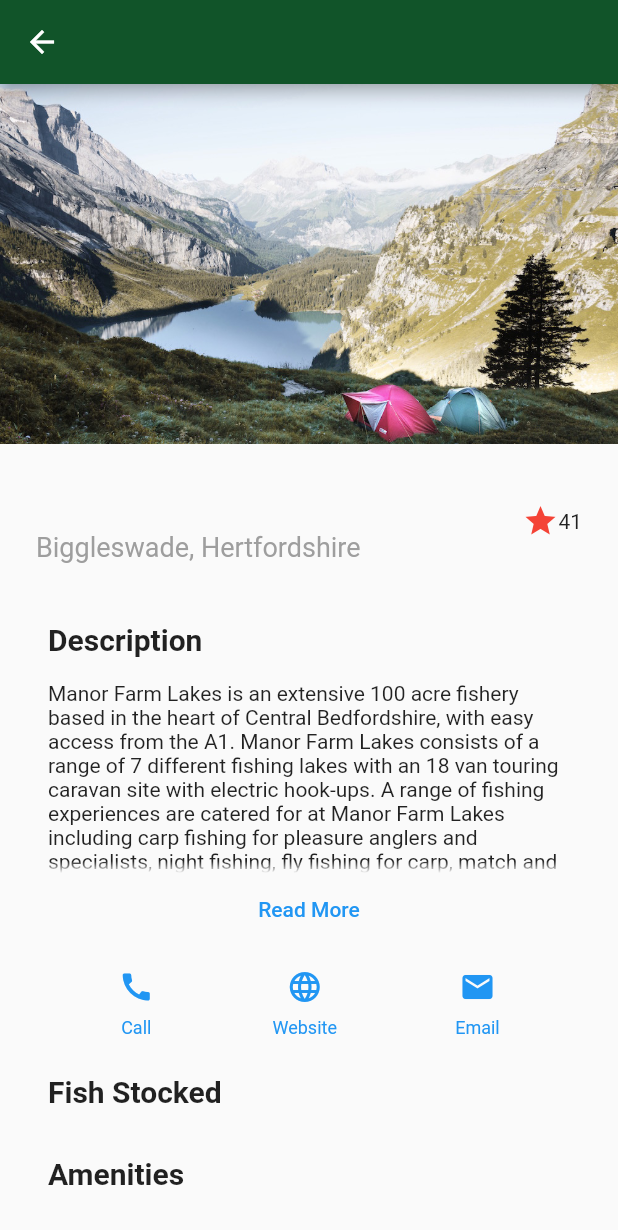
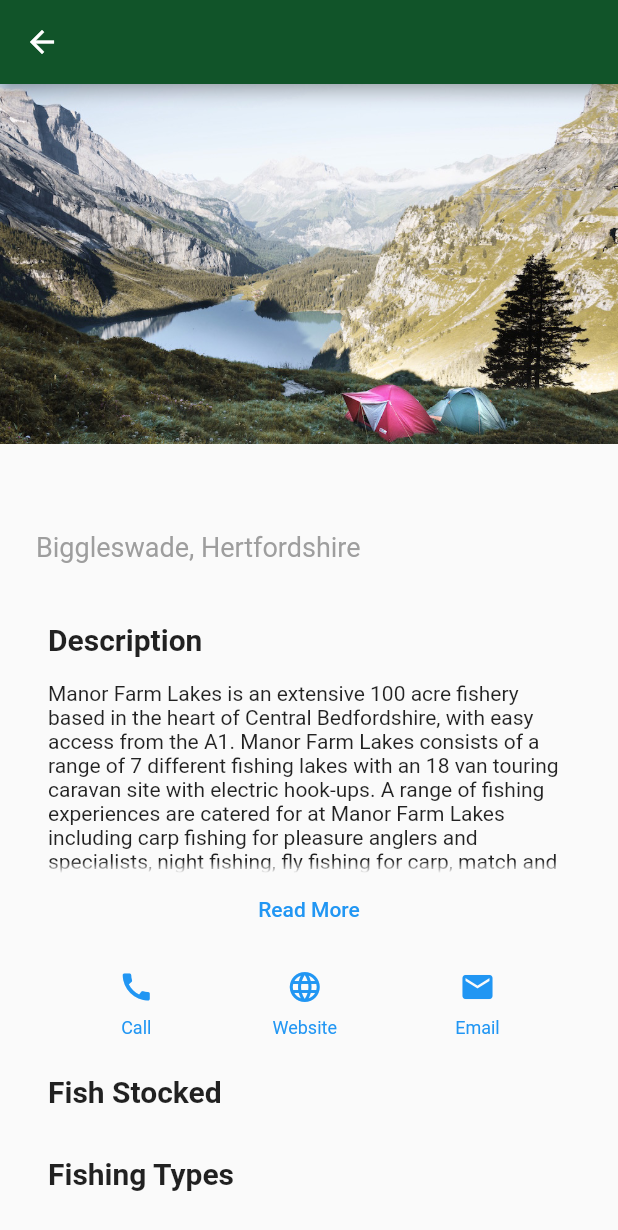
Before and after one commit to htbryant94/Fisheri, a Flutter app: the SecondRoute screen opened directly with empty values, on a phone screen of 412 x 824 dp. Shown: the top 1230 px of the screen. Run offline on Flutter 3.47's test engine with Material 2 defaults, Android fonts, the phone set to English and light mode, and no system bars; our stand-ins replace cloud_firestore, firebase_storage, google_maps_flutter; missing offline and left inert: firebase_storage_image, jaguar_serializer; accounts and stored records are empty.

Commit message:
Added GridItem Widget to build FishStocked / FishingTypes sections, general refactor of widgets in detail_screen
# Subject line ~50 characters, no more than 72 characters
#
# 72 character wrapped longer description. This should answer:
#
# * Why was this change necessary/what was the problem you were addressing
# * How does your change address the problem?
# * Are there any side effects or changes that are worth highlighting?
#
# Include any relevant links e.g revert pr's, gem pr's, trello tickets

```diff
--- a/lib/Screens/detail_screen.dart
+++ b/lib/Screens/detail_screen.dart
@@ -1,5 +1,3 @@
-import 'dart:math';
-
 import 'package:fisheri/house_colors.dart';
 import 'package:flutter/material.dart';
 import 'package:fisheri/models/fish_stock.dart';
@@ -7,19 +5,19 @@ import 'package:firebase_storage/firebase_storage.dart';
 import 'package:firebase_storage_image/firebase_storage_image.dart';
 
 class DetailScreen extends StatelessWidget {
-  DetailScreen(
-      this.descriptionExpanded, this.title, this.fishStock, this.amenities);
+  DetailScreen(this.descriptionExpanded, this.title, this.fishStock,
+      this.amenities, this.fishTypes);
 
   final bool descriptionExpanded;
   final String title;
   final List<dynamic> fishStock;
   final List<dynamic> amenities;
+  final List<dynamic> fishTypes;
 
   @override
   Widget build(BuildContext context) {
     // print('With Weight: ${fishStock.withWeight.first.isStocked}');
     // print('Crucian Carp in Stock: ${fishStock.crucianCarp}');
-    print("FISH STOCKED: $fishStock");
     return ListView(
       children: [
         _ImageCarousel('images/lake.jpg'),
@@ -27,10 +25,9 @@ class DetailScreen extends StatelessWidget {
         _DescriptionSection(descriptionExpanded),
         _ButtonSection(Colors.blue),
         SizedBox(height: 16),
-        _FishStocked(fishStock),
-        // _FishingTypes(),
-        _AmenitiesStack(amenities),
-        // _AmenitiesSection(),
+        _FishStockedSection(fishStock),
+        _FishingTypesSection(fishTypes),
+        _AmenitiesSection(amenities),
         _Tickets(),
         _OpeningHours(),
         _FishingRules(true),
@@ -82,21 +79,14 @@ class _TitleSection extends StatelessWidget {
   Widget build(BuildContext context) {
     return Container(
       padding: const EdgeInsets.all(24),
-      child: Row(
+      child: Column(
+        crossAxisAlignment: CrossAxisAlignment.start,
         children: [
-          Expanded(
-            child: Column(
-              crossAxisAlignment: CrossAxisAlignment.start,
-              children: [
-                _TitleHeader(title),
-                SizedBox(height: 8),
-                _TitleSubHeader(subtitle)
-              ],
-            ),
-          ),
-          _Favourites(50)
+          _TitleHeader(title),
+          SizedBox(height: 8),
+          _TitleSubHeader(subtitle)
         ],
-      ),
+      )
     );
   }
 }
@@ -122,22 +112,6 @@ class _TitleSubHeader extends StatelessWidget {
   Widget build(BuildContext context) {
     return Text(subtitle,
         style: TextStyle(color: Colors.grey[500], fontSize: 18));
-  }
-}
-
-class _Favourites extends StatelessWidget {
-  _Favourites(this.count);
-
-  final int count;
-
-  @override
-  Widget build(BuildContext context) {
-    return Row(
-      children: [
-        Icon(Icons.star, color: Colors.red[500]),
-        Text('41'),
-      ],
-    );
   }
 }
 
@@ -214,109 +188,27 @@ class _ButtonSection extends StatelessWidget {
   }
 }
 
-// class _OverviewSection extends StatelessWidget {
-//   _OverviewSection();
+class _GridItem extends StatelessWidget {
+  _GridItem({this.item, this.image, this.width});
 
-//   @override
-//   Widget build(BuildContext context) {
-//     Widget overviewBox = SizedBox(
-//       width: 50,
-//       height: 50,
-//       child: DecoratedBox(decoration: const BoxDecoration(color: Colors.green)),
-//     );
-
-//     Widget overviewRow = Row(
-//       children: [overviewBox, overviewBox, overviewBox, overviewBox],
-//       mainAxisAlignment: MainAxisAlignment.spaceBetween,
-//     );
-
-//     Widget overviewGrid = Column(
-//       children: [overviewRow, SizedBox(height: 32), overviewRow],
-//     );
-
-//     return Container(
-//       padding: const EdgeInsets.fromLTRB(64, 8, 64, 8),
-//       child: Column(
-//         children: [
-//           Text(
-//             'Overview',
-//             style: TextStyle(fontSize: 18, fontWeight: FontWeight.bold),
-//           ),
-//           const SizedBox(height: 16),
-//           overviewGrid
-//         ],
-//       ),
-//     );
-//   }
-// }
-
-class FishStockedGridItem2 extends StatefulWidget {
-  @override
-  State<StatefulWidget> createState() {
-    return _FishStockedGridItemState();
-  }
-}
-
-class _FishStockedGridItemState extends State<FishStockedGridItem2> {
-  String downloadURL;
+  final String item;
+  final Image image;
+  final double width;
 
   @override
   Widget build(BuildContext context) {
-    return null;
-  }
-}
-
-class _FishStockedGridItem extends StatelessWidget {
-  _FishStockedGridItem(this.fish);
-
-  final String fish;
-  String downloadURL;
-
-  @override
-  Widget build(BuildContext context) {
-    Future<String> downloadImageURL() async {
-      StorageReference ref = FirebaseStorage.instance.ref().child('fish/stock');
-      final fishURL = fish.replaceAll(" ", "_").toLowerCase();
-      final finalURL = ref.child('$fishURL.png');
-      String asyncURL = await finalURL.getDownloadURL().toString();
-      print('FINAL URL: $asyncURL');
-    }
-
-    downloadURL;
-
-    final storageURL = 'gs://fishing-finder-594f0.appspot.com/fish/stock/';
-    final storageRef = FirebaseStorage.instance.ref().child('fish/stock');
-    final fishURL = fish.replaceAll(" ", "_").toLowerCase();
-    final actualURL = "$storageURL$fishURL.png";
-    final storageImage = storageRef.child('$fishURL.png');
-    print('storage image $actualURL');
-
     return SizedBox(
-        width: 65,
-        // height: 120,
+        width: width,
         child: Column(children: [
-          AspectRatio(
-              aspectRatio: 1.0,
-              child: Image(image: FirebaseStorageImage(actualURL))),
+          AspectRatio(aspectRatio: 1.5, child: image),
           SizedBox(height: 8),
-          Text(fish, textAlign: TextAlign.center)
+          Text(item, textAlign: TextAlign.center)
         ]));
   }
 }
 
-class _AmenitiesGridItem extends StatelessWidget {
-  _AmenitiesGridItem(this.amenity);
-
-  final String amenity;
-
-  @override
-  Widget build(BuildContext context) {
-    return SizedBox(child: _Amenity(amenity));
-  }
-}
-
-class _AmenitiesStack extends StatelessWidget {
-  _AmenitiesStack(this.amenities);
+class _AmenitiesSection extends StatelessWidget {
+  _AmenitiesSection(this.amenities);
 
   final List<dynamic> amenities;
 
@@ -340,8 +232,75 @@ class _AmenitiesStack extends StatelessWidget {
   }
 }
 
-class _FishStocked extends StatelessWidget {
-  _FishStocked(this.fishStock);
+class _AmenitiesGridItem extends StatelessWidget {
+  _AmenitiesGridItem(this.amenity);
+
+  final String amenity;
+
+  @override
+  Widget build(BuildContext context) {
+    return SizedBox(child: _Amenity(amenity));
+  }
+}
+
+class _Amenity extends StatelessWidget {
+  _Amenity(this.amenity);
+
+  final String amenity;
+
+  @override
+  Widget build(BuildContext context) {
+    return Row(
+      children: [Icon(Icons.person), Text(amenity)],
+    );
+  }
+}
+
+class _FishingTypesSection extends StatelessWidget {
+  _FishingTypesSection(this.fishTypes);
+
+  final List<dynamic> fishTypes;
+
+  @override
+  Widget build(BuildContext context) {
+    return Container(
+      padding: const EdgeInsets.fromLTRB(32, 8, 32, 8),
+      child: Column(
+        children: [
+          _Header('Fishing Types'),
+          const SizedBox(height: 16),
+          Wrap(
+              spacing: 16,
+              runSpacing: 16,
+              children: fishTypes
+                  .map((types) => _FishingTypeGridItem(types))
+                  .toList())
+        ],
+      ),
+    );
+  }
+}
+
+class _FishingTypeGridItem extends StatelessWidget {
+  _FishingTypeGridItem(this.type);
+
+  final String type;
+
+  @override
+  Widget build(BuildContext context) {
+    final storageURL = 'gs://fishing-finder-594f0.appspot.com/fishing/types/';
+    final actualURL = "$storageURL$type.jpg";
+
+    return _GridItem(
+      item: type,
+      image: Image(image: FirebaseStorageImage(actualURL)),
+      width: 120,
+    );
+  }
+}
+
+class _FishStockedSection extends StatelessWidget {
+  _FishStockedSection(this.fishStock);
 
   final List<dynamic> fishStock;
 
@@ -364,94 +323,23 @@ class _FishStocked extends StatelessWidget {
   }
 }
 
-// class _FishingTypes extends StatelessWidget {
-//   _FishingTypes();
+class _FishStockedGridItem extends StatelessWidget {
+  _FishStockedGridItem(this.fish);
 
-//   // Implement with list and install via wrap
-
-//   @override
-//   Widget build(BuildContext context) {
-//     var random = Random().nextInt(10) + 1;
-//     SizedBox _box(String title) {
-//       return SizedBox(
-//           width: 90,
-//           height: 75,
-//           child: Image.asset('images/fish_$random.png', fit: BoxFit.contain));
-//       // child: DecoratedBox(
-//       //     decoration: const BoxDecoration(color: Colors.green),
-//       //     child: Align(
-//       //         child: Text(title), alignment: Alignment.bottomCenter)));
-//     }
-
-//     Widget _row = Row(
-//       children: [_box('1'), _box('2'), _box('3')],
-//       mainAxisAlignment: MainAxisAlignment.spaceBetween,
-//     );
-
-//     Widget _grid = Column(
-//       children: [_row, SizedBox(height: 16), _row],
-
-//     return Container(
-//       padding: const EdgeInsets.fromLTRB(32, 8, 32, 8),
-//       child: Column(
-//         children: [
-//           _Header('Types of Fishing'),
-//           const SizedBox(height: 16),
-//           _grid
-//         ],
-//       ),
-//     );
-//   }
-// }
-
-class _Amenity extends StatelessWidget {
-  _Amenity(this.amenity);
-
-  final String amenity;
+  final String fish;
 
   @override
   Widget build(BuildContext context) {
-    return Row(
-      children: [Icon(Icons.person), Text(amenity)],
+    final storageURL = 'gs://fishing-finder-594f0.appspot.com/fish/stock/';
+    final fishURL = fish.replaceAll(" ", "_").toLowerCase();
+    final actualURL = "$storageURL$fishURL.png";
+
+    return _GridItem(
+      item: fish,
+      image: Image(image: FirebaseStorageImage(actualURL)),
+      width: 65,
     );
-  }
-}
 
-class _AmenitiesSection extends StatelessWidget {
-  _AmenitiesSection(this.amenities);
-
-  final List<dynamic> amenities;
-
-  @override
-  Widget build(BuildContext context) {
-    return Container(
-        padding: const EdgeInsets.fromLTRB(32, 16, 32, 16),
-        child: Column(
-          children: <Widget>[
-            _Header('Amenities'),
-            const Padding(padding: EdgeInsets.only(bottom: 16)),
-            Row(
-              mainAxisAlignment: MainAxisAlignment.spaceAround,
-              children: <Widget>[
-                Column(
-                  children: <Widget>[
-                    _AmenitiesStack(amenities)
-                    // _Amenity(),
-                    // _Amenity(),
-                    // _Amenity(),
-                  ],
-                ),
-                Column(
-                  children: <Widget>[
-                    // _Amenity(),
-                    // _Amenity(),
-                    // _Amenity(),
-                  ],
-                )
-              ],
-            )
-          ],
-        ));
   }
 }
 
--- a/lib/Screens/search_results_screen.dart
+++ b/lib/Screens/search_results_screen.dart
@@ -17,16 +17,17 @@ class SearchResultsScreen extends StatelessWidget {
       // stream: Firestore.instance.collection('venues_search').snapshots(),
       stream: Firestore.instance.collection('venues_detail').snapshots(),
       builder: (BuildContext context, AsyncSnapshot<QuerySnapshot> snapshot) {
-        if (!snapshot.hasData)
+        if (!snapshot.hasData) {
           return CircularProgressIndicator(); // Add a loading screen here
+        }
         return ListView.separated(
           itemCount: snapshot.data.documents.length,
           separatorBuilder: (BuildContext context, int index) =>
               Divider(height: 1, color: Colors.grey[700]),
           itemBuilder: (context, index) {
             final _venueType = snapshot.data.documents[index]['isLake'] ? 'LAKE' : 'SHOP';
-            // final _fishStock = snapshot.data.documents[index]['fish_stock'];
             final List<dynamic> _fishStockArray = snapshot.data.documents[index]['fish_stock_array'];
+            final List<dynamic> _fishingTypes = snapshot.data.documents[index]['fishing_types_array'];
             final List<dynamic> _amenities = snapshot.data.documents[index]['amenities_array'];
             final _address = snapshot.data.documents[index]['address'];
             return SearchResultCell(
@@ -39,10 +40,13 @@ class SearchResultsScreen extends StatelessWidget {
               amenities: _amenities,
               // fishStock: VenueFishStockJSONSerializer().fromMap(_fishStock),
               fishStock: _fishStockArray,
+              fishTypes: _fishingTypes,
             );
           },
         );
       },
     );
   }
+
+
 }
--- a/lib/search_result_cell.dart
+++ b/lib/search_result_cell.dart
@@ -14,7 +14,8 @@ class SearchResultCell extends StatelessWidget {
       this.distance,
       this.fishStock,
       this.address,
-      this.amenities})
+      this.amenities,
+      this.fishTypes})
       : super(key: key);
 
   final String imageURL;
@@ -25,6 +26,7 @@ class SearchResultCell extends StatelessWidget {
   final List<dynamic> fishStock;
   final VenueAddress address;
   final List<dynamic> amenities;
+  final List<dynamic> fishTypes;
 
   @override
   Widget build(BuildContext context) {
@@ -34,7 +36,7 @@ class SearchResultCell extends StatelessWidget {
         Navigator.push(
             context,
             MaterialPageRoute(
-                builder: (context) => SecondRoute(title, fishStock, amenities)));
+                builder: (context) => SecondRoute(title, fishStock, amenities, fishTypes)));
       },
       child: Container(
         height: 120,
@@ -56,11 +58,12 @@ class SearchResultCell extends StatelessWidget {
 }
 
 class SecondRoute extends StatelessWidget {
-  SecondRoute(this.title, this.fishStock, this.amenities);
+  SecondRoute(this.title, this.fishStock, this.amenities, this.fishTypes);
 
   final String title;
   final List<dynamic> fishStock;
   final List<dynamic> amenities;
+  final List<dynamic> fishTypes;
 
   @override
   Widget build(BuildContext context) {
@@ -70,7 +73,7 @@ class SecondRoute extends StatelessWidget {
         backgroundColor: HouseColors.primaryGreen,
       ),
       body: Center(
-        child: DetailScreen(true, title, fishStock, amenities),
+        child: DetailScreen(true, title, fishStock, amenities, fishTypes),
       ),
     );
   }
```
Also changed, not shown: lib/main.dart (+4 -7 lines).
